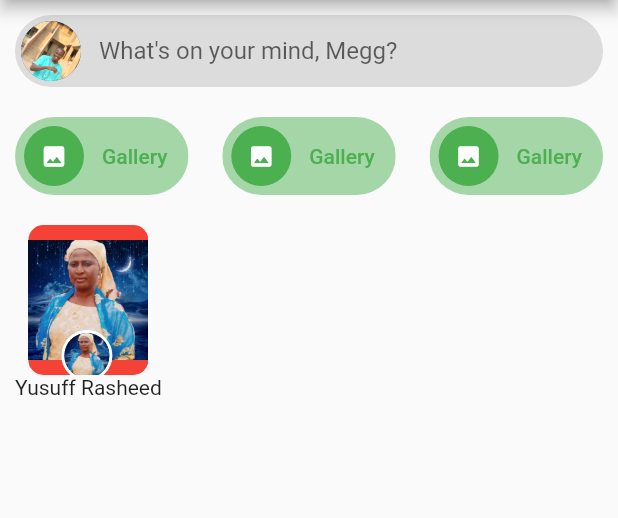
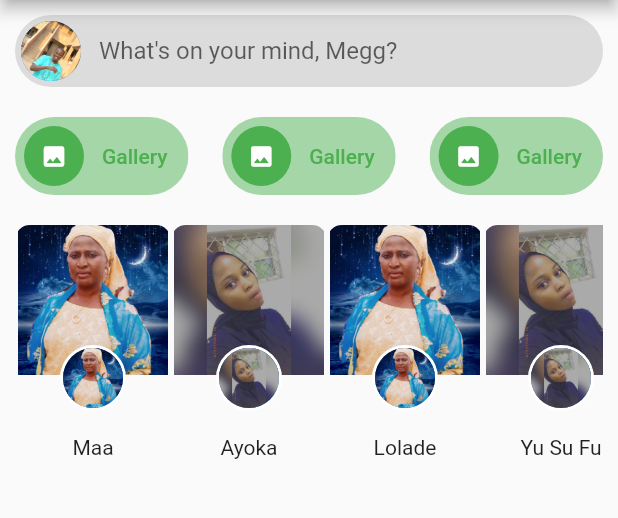
Before and after one commit to Megagonn/PinkBook, a Flutter app: the screen it shows after launch, on a phone screen of 412 x 824 dp, the part 84-602 px from its top. Run offline on Flutter 3.47's test engine with Material 2 defaults, Android fonts, the phone set to English and light mode, and no system bars.

```diff
--- a/lib/utilities.dart
+++ b/lib/utilities.dart
@@ -96,7 +96,6 @@ class _SSSState extends State<SSS> {
                   border: InputBorder.none,
                   fillColor: Colors.grey.shade200,
                   hintText: "What's on your mind, Megg?",
-
                 ),
               ),
             ),
@@ -181,51 +180,7 @@ class _SSSState extends State<SSS> {
               height: 20,
               child: Text(''),
             ),
-            Row(
-              mainAxisAlignment: MainAxisAlignment.spaceBetween,
-              children: [
-                Column(
-                  children: [
-                    Stack(
-                      children: [
-                        Container(
-                          height: 100,
-                          width: 80,
-                          decoration: BoxDecoration(
-                            // image: DecorationImage(image: AssetImage('assets/a0.jpg'),),
-                            borderRadius: BorderRadius.circular(10),
-                            color: red,
-                          ),
-                          child: Image(
-                            image: AssetImage('assets/a0.jpg'),
-                            // fit: BoxFit.fitHeight,
-                          ),
-                        ),
-                        Positioned(
-                          top: 70,
-                          left: 22,
-                          child: Container(
-                            decoration: BoxDecoration(
-                              border: Border.all(width: 2, color: white,),
-                              borderRadius: BorderRadius.circular(100)
-                            ),
-                            child: CircleAvatar(
-                              radius: 15,
-                              backgroundImage: ( AssetImage('assets/a0.jpg')),
-                            ),
-                          ),
-                        ),
-
-
-
-                      ],
-                    ),
-                    Text('Yusuff Rasheed'),
-
-                  ],
-                )
-              ],
-            )
+            StackCards(),
           ],
         ),
       ),
@@ -246,3 +201,120 @@ class _LSSState extends State<LSS> {
     return Container();
   }
 }
+
+class StackCards extends StatelessWidget {
+  const StackCards({Key? key}) : super(key: key);
+
+  @override
+  Widget build(BuildContext context) {
+    return SingleChildScrollView(
+      scrollDirection: Axis.horizontal,
+      child: Row(
+        mainAxisAlignment: MainAxisAlignment.spaceBetween,
+        children: [
+          Column(
+            children: [
+              ClippedEdgeCard('assets/a0.jpg'),
+              Text('Maa'),
+            ],
+          ),
+          Column(
+            children: [
+              ClippedEdgeCard('assets/a6.jpg'),
+              Text('Ayoka'),
+            ],
+          ),
+          Column(
+            children: [
+              ClippedEdgeCard('assets/a0.jpg'),
+              Text('Lolade'),
+            ],
+          ),
+          Column(
+            children: [
+              ClippedEdgeCard('assets/a6.jpg'),
+              Text('Yu Su Fu'),
+            ],
+          ),
+          Column(
+            children: [
+              ClippedEdgeCard('assets/a0.jpg'),
+              Text('Bae YU'),
+            ],
+          ),
+          Column(
+            children: [
+              ClippedEdgeCard('assets/a6.jpg'),
+              Text('Ola'),
+            ],
+          ),
+          Column(
+            children: [
+              ClippedEdgeCard('assets/a0.jpg'),
+              Text('Fam'),
+            ],
+          ),
+          Column(
+            children: [
+              ClippedEdgeCard('assets/a6.jpg'),
+              Text('Bun Ga'),
+            ],
+          ),
+          Column(
+            children: [
+              ClippedEdgeCard('assets/a0.jpg'),
+              Text('Joko Tola'),
+            ],
+          ),
+        ],
+      ),
+    );
+  }
+}
+
+class ClippedEdgeCard extends StatelessWidget {
+  ClippedEdgeCard(this.image);
+  final String image;
+
+  @override
+  Widget build(BuildContext context) {
+    return ClipRRect(
+      clipBehavior: Clip.antiAliasWithSaveLayer,
+      borderRadius: BorderRadius.circular(10),
+      child: Container(
+        height: 140,
+        child: Stack(
+          clipBehavior: Clip.none,
+          children: [
+            Container(
+              margin: EdgeInsets.symmetric(horizontal: 2),
+              height: 100,
+              width: 100,
+              child: Image(
+                fit: BoxFit.cover,
+                image: AssetImage(image),
+                // fit: BoxFit.fitHeight,
+              ),
+            ),
+            Positioned(
+              top: 80,
+              left: 30,
+              child: Container(
+                decoration: BoxDecoration(
+                    border: Border.all(
+                      width: 2,
+                      color: white,
+                    ),
+                    borderRadius: BorderRadius.circular(100)),
+                child: CircleAvatar(
+                  radius: 20,
+                  backgroundImage: (AssetImage(image)),
+                ),
+              ),
+            ),
+          ],
+        ),
+      ),
+    );
+  }
+}
```
